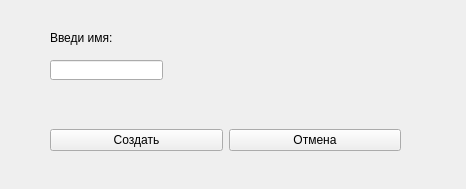
Old version of the form src/window/addtreepopup.ui in the repository KarpenkoDenis/and-or-tree.
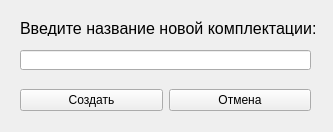
New version of the form.

What changed in the file:
```diff
--- a/src/window/addtreepopup.ui
+++ b/src/window/addtreepopup.ui
@@ -6,8 +6,8 @@
    <rect>
     <x>0</x>
     <y>0</y>
-    <width>466</width>
-    <height>189</height>
+    <width>333</width>
+    <height>132</height>
    </rect>
   </property>
   <property name="windowTitle">
@@ -16,22 +16,27 @@
   <widget class="QLabel" name="label">
    <property name="geometry">
     <rect>
-     <x>50</x>
-     <y>30</y>
-     <width>141</width>
+     <x>20</x>
+     <y>20</y>
+     <width>311</width>
      <height>16</height>
     </rect>
    </property>
+   <property name="font">
+    <font>
+     <pointsize>12</pointsize>
+    </font>
+   </property>
    <property name="text">
-    <string>Введи имя:</string>
+    <string>Введите название новой комплектации:</string>
    </property>
   </widget>
   <widget class="QLineEdit" name="textName">
    <property name="geometry">
     <rect>
-     <x>50</x>
-     <y>60</y>
-     <width>113</width>
+     <x>20</x>
+     <y>50</y>
+     <width>291</width>
      <height>20</height>
     </rect>
    </property>
@@ -39,10 +44,10 @@
   <widget class="QWidget" name="layoutWidget">
    <property name="geometry">
     <rect>
-     <x>50</x>
-     <y>110</y>
-     <width>351</width>
-     <height>61</height>
+     <x>20</x>
+     <y>80</y>
+     <width>291</width>
+     <height>41</height>
     </rect>
    </property>
    <layout class="QHBoxLayout" name="horizontalLayout">
```
